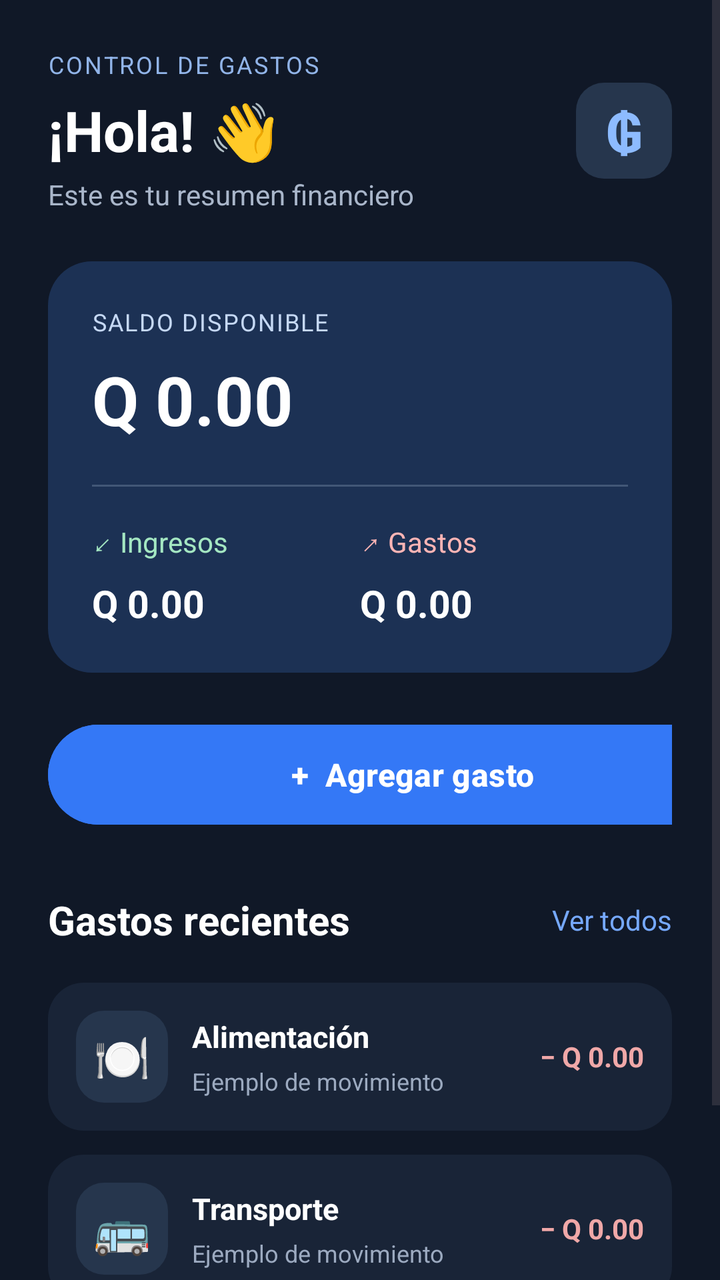
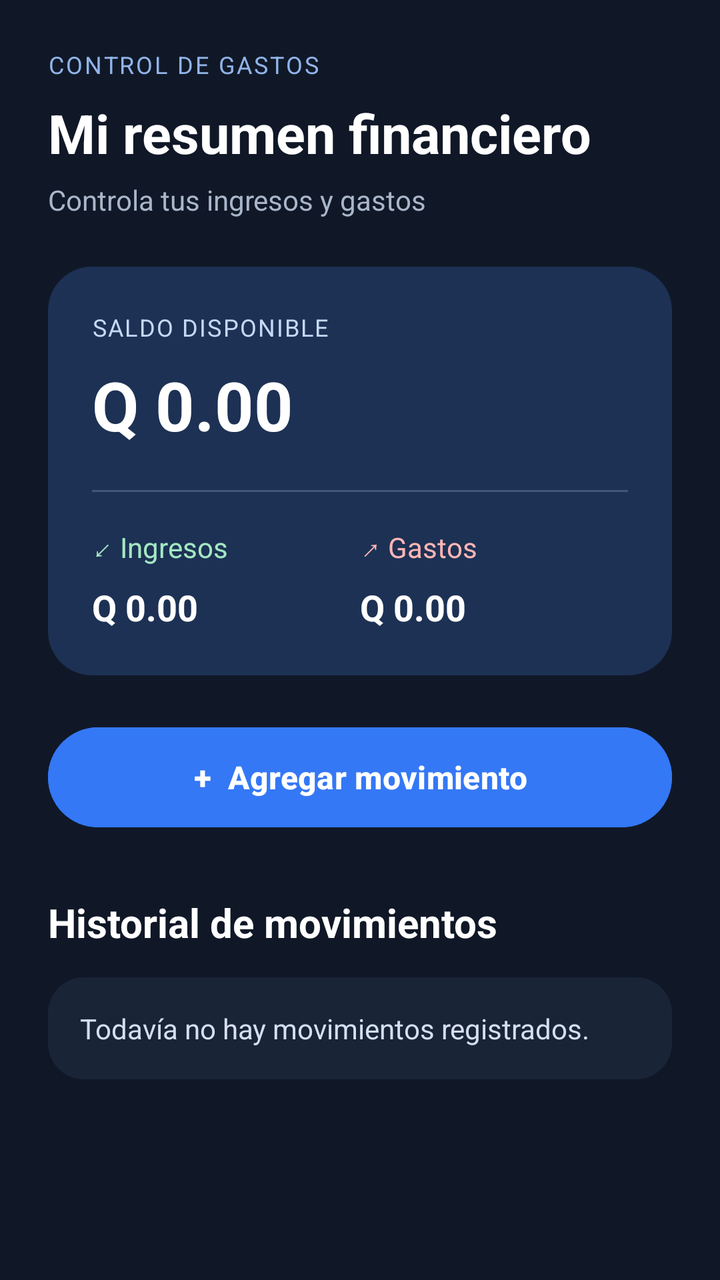

An Android layout rendered at two revisions. The XML below is the earlier revision; the diff shows what the commit changed to produce the second picture.
<!-- AndroidManifest.xml: application theme Theme.Controlgastos -->
<!-- res/layout/activity_main.xml -->
<?xml version="1.0" encoding="utf-8"?>
<ScrollView xmlns:android="http://schemas.android.com/apk/res/android"
    android:id="@+id/main"
    android:layout_width="match_parent"
    android:layout_height="match_parent"
    android:background="#101827"
    android:fillViewport="true">

    <LinearLayout
        android:layout_width="match_parent"
        android:layout_height="wrap_content"
        android:orientation="vertical"
        android:padding="24dp">

        

        <LinearLayout
            android:layout_width="match_parent"
            android:layout_height="wrap_content"
            android:orientation="horizontal"
            android:gravity="center_vertical"
            android:layout_marginBottom="24dp">

            <LinearLayout
                android:layout_width="0dp"
                android:layout_height="wrap_content"
                android:layout_weight="1"
                android:orientation="vertical">

                <TextView
                    android:layout_width="wrap_content"
                    android:layout_height="wrap_content"
                    android:text="CONTROL DE GASTOS"
                    android:textColor="#91B4E8"
                    android:textSize="12sp"
                    android:letterSpacing="0.08" />

                <TextView
                    android:layout_width="wrap_content"
                    android:layout_height="wrap_content"
                    android:layout_marginTop="6dp"
                    android:text="¡Hola! 👋"
                    android:textColor="#FFFFFF"
                    android:textSize="28sp"
                    android:textStyle="bold" />

                <TextView
                    android:layout_width="wrap_content"
                    android:layout_height="wrap_content"
                    android:layout_marginTop="4dp"
                    android:text="Este es tu resumen financiero"
                    android:textColor="#A9B6CA"
                    android:textSize="14sp" />

            </LinearLayout>

            <TextView
                android:layout_width="48dp"
                android:layout_height="48dp"
                android:gravity="center"
                android:text="₲"
                android:textColor="#8DBBFF"
                android:textSize="28sp"
                android:textStyle="bold"
                android:background="@drawable/bg_icon" />

        </LinearLayout>

        

        <LinearLayout
            android:layout_width="match_parent"
            android:layout_height="wrap_content"
            android:orientation="vertical"
            android:padding="22dp"
            android:background="@drawable/bg_balance">

            <TextView
                android:layout_width="wrap_content"
                android:layout_height="wrap_content"
                android:text="SALDO DISPONIBLE"
                android:textColor="#C5D8F4"
                android:textSize="12sp"
                android:letterSpacing="0.06" />

            <TextView
                android:id="@+id/txtSaldo"
                android:layout_width="match_parent"
                android:layout_height="wrap_content"
                android:layout_marginTop="8dp"
                android:text="Q 0.00"
                android:textColor="#FFFFFF"
                android:textSize="34sp"
                android:textStyle="bold" />

            <View
                android:layout_width="match_parent"
                android:layout_height="1dp"
                android:layout_marginTop="20dp"
                android:layout_marginBottom="18dp"
                android:background="#425777" />

            <LinearLayout
                android:layout_width="match_parent"
                android:layout_height="wrap_content"
                android:orientation="horizontal">

                

                <LinearLayout
                    android:layout_width="0dp"
                    android:layout_height="wrap_content"
                    android:layout_weight="1"
                    android:orientation="vertical">

                    <TextView
                        android:layout_width="wrap_content"
                        android:layout_height="wrap_content"
                        android:text="↙ Ingresos"
                        android:textColor="#A4E7C2"
                        android:textSize="14sp" />

                    <TextView
                        android:id="@+id/txtIngresos"
                        android:layout_width="wrap_content"
                        android:layout_height="wrap_content"
                        android:layout_marginTop="8dp"
                        android:text="Q 0.00"
                        android:textColor="#FFFFFF"
                        android:textSize="19sp"
                        android:textStyle="bold" />

                </LinearLayout>

                

                <LinearLayout
                    android:layout_width="0dp"
                    android:layout_height="wrap_content"
                    android:layout_weight="1"
                    android:orientation="vertical">

                    <TextView
                        android:layout_width="wrap_content"
                        android:layout_height="wrap_content"
                        android:text="↗ Gastos"
                        android:textColor="#FFB5B5"
                        android:textSize="14sp" />

                    <TextView
                        android:id="@+id/txtGastos"
                        android:layout_width="wrap_content"
                        android:layout_height="wrap_content"
                        android:layout_marginTop="8dp"
                        android:text="Q 0.00"
                        android:textColor="#FFFFFF"
                        android:textSize="19sp"
                        android:textStyle="bold" />

                </LinearLayout>

            </LinearLayout>

        </LinearLayout>

        

        <Button
            android:id="@+id/btnAgregarGasto"
            android:layout_width="365dp"
            android:layout_height="58dp"
            android:layout_marginTop="22dp"
            android:backgroundTint="#3478F6"
            android:text="+  Agregar gasto"
            android:textAllCaps="false"
            android:textColor="#FFFFFF"
            android:textSize="16sp"
            android:textStyle="bold" />

        

        <LinearLayout
            android:layout_width="match_parent"
            android:layout_height="wrap_content"
            android:layout_marginTop="30dp"
            android:layout_marginBottom="18dp"
            android:gravity="center_vertical"
            android:orientation="horizontal">

            <TextView
                android:layout_width="0dp"
                android:layout_height="wrap_content"
                android:layout_weight="1"
                android:text="Gastos recientes"
                android:textColor="#FFFFFF"
                android:textSize="20sp"
                android:textStyle="bold" />

            <TextView
                android:id="@+id/txtVerTodos"
                android:layout_width="wrap_content"
                android:layout_height="wrap_content"
                android:text="Ver todos"
                android:textColor="#76A9FF"
                android:textSize="14sp" />

        </LinearLayout>

        

        <LinearLayout
            android:layout_width="match_parent"
            android:layout_height="wrap_content"
            android:layout_marginBottom="12dp"
            android:padding="14dp"
            android:gravity="center_vertical"
            android:orientation="horizontal"
            android:background="@drawable/bg_card">

            <TextView
                android:layout_width="46dp"
                android:layout_height="46dp"
                android:gravity="center"
                android:text="🍽"
                android:textSize="23sp"
                android:background="@drawable/bg_icon" />

            <LinearLayout
                android:layout_width="0dp"
                android:layout_height="wrap_content"
                android:layout_weight="1"
                android:layout_marginStart="12dp"
                android:orientation="vertical">

                <TextView
                    android:layout_width="wrap_content"
                    android:layout_height="wrap_content"
                    android:text="Alimentación"
                    android:textColor="#FFFFFF"
                    android:textSize="15sp"
                    android:textStyle="bold" />

                <TextView
                    android:layout_width="wrap_content"
                    android:layout_height="wrap_content"
                    android:layout_marginTop="4dp"
                    android:text="Ejemplo de movimiento"
                    android:textColor="#9CAAC0"
                    android:textSize="12sp" />

            </LinearLayout>

            <TextView
                android:layout_width="wrap_content"
                android:layout_height="wrap_content"
                android:text="− Q 0.00"
                android:textColor="#F0A8A8"
                android:textSize="14sp"
                android:textStyle="bold" />

        </LinearLayout>

        

        <LinearLayout
            android:layout_width="match_parent"
            android:layout_height="wrap_content"
            android:layout_marginBottom="12dp"
            android:padding="14dp"
            android:gravity="center_vertical"
            android:orientation="horizontal"
            android:background="@drawable/bg_card">

            <TextView
                android:layout_width="46dp"
                android:layout_height="46dp"
                android:gravity="center"
                android:text="🚌"
                android:textSize="23sp"
                android:background="@drawable/bg_icon" />

            <LinearLayout
                android:layout_width="0dp"
                android:layout_height="wrap_content"
                android:layout_weight="1"
                android:layout_marginStart="12dp"
                android:orientation="vertical">

                <TextView
                    android:layout_width="wrap_content"
                    android:layout_height="wrap_content"
                    android:text="Transporte"
                    android:textColor="#FFFFFF"
                    android:textSize="15sp"
                    android:textStyle="bold" />

                <TextView
                    android:layout_width="wrap_content"
                    android:layout_height="wrap_content"
                    android:layout_marginTop="4dp"
                    android:text="Ejemplo de movimiento"
                    android:textColor="#9CAAC0"
                    android:textSize="12sp" />

            </LinearLayout>

            <TextView
                android:layout_width="wrap_content"
                android:layout_height="wrap_content"
                android:text="− Q 0.00"
                android:textColor="#F0A8A8"
                android:textSize="14sp"
                android:textStyle="bold" />

        </LinearLayout>

        

        <TextView
            android:id="@+id/txtResultado"
            android:layout_width="match_parent"
            android:layout_height="wrap_content"
            android:layout_marginTop="12dp"
            android:padding="12dp"
            android:text="Cargando gasto..."
            android:textColor="#A9B6CA"
            android:textSize="13sp" />

    </LinearLayout>

</ScrollView>
<!-- resources referenced by this layout -->
<resources>
  <!-- drawable bg_balance (drawable) -->
  <?xml version="1.0" encoding="utf-8"?>
  <shape xmlns:android="http://schemas.android.com/apk/res/android">
      <solid android:color="#1C3154" />
      <corners android:radius="22dp" />
  </shape>
  <!-- drawable bg_card (drawable) -->
  <?xml version="1.0" encoding="utf-8"?>
  <shape xmlns:android="http://schemas.android.com/apk/res/android">
      <solid android:color="#192437" />
      <corners android:radius="18dp" />
  </shape>
  <!-- drawable bg_icon (drawable) -->
  <?xml version="1.0" encoding="utf-8"?>
  <shape xmlns:android="http://schemas.android.com/apk/res/android">
      <solid android:color="#26364D" />
      <corners android:radius="14dp" />
  </shape>
  <style name="Theme.Controlgastos" parent="Base.Theme.Controlgastos" />
  <style name="Base.Theme.Controlgastos" parent="Theme.Material3.DayNight.NoActionBar">
          
          
      </style>
</resources>

<!-- the commit's change to res/layout/activity_main.xml (unified diff, before → after) -->
@@ -14,57 +14,31 @@
 
         
 
-        <LinearLayout
+        <TextView
+            android:layout_width="wrap_content"
+            android:layout_height="wrap_content"
+            android:text="CONTROL DE GASTOS"
+            android:textColor="#91B4E8"
+            android:textSize="12sp"
+            android:letterSpacing="0.08" />
+
+        <TextView
             android:layout_width="match_parent"
             android:layout_height="wrap_content"
-            android:orientation="horizontal"
-            android:gravity="center_vertical"
-            android:layout_marginBottom="24dp">
+            android:layout_marginTop="8dp"
+            android:text="Mi resumen financiero"
+            android:textColor="#FFFFFF"
+            android:textSize="27sp"
+            android:textStyle="bold" />
 
-            <LinearLayout
-                android:layout_width="0dp"
-                android:layout_height="wrap_content"
-                android:layout_weight="1"
-                android:orientation="vertical">
-
-                <TextView
-                    android:layout_width="wrap_content"
-                    android:layout_height="wrap_content"
-                    android:text="CONTROL DE GASTOS"
-                    android:textColor="#91B4E8"
-                    android:textSize="12sp"
-                    android:letterSpacing="0.08" />
-
-                <TextView
-                    android:layout_width="wrap_content"
-                    android:layout_height="wrap_content"
-                    android:layout_marginTop="6dp"
-                    android:text="¡Hola! 👋"
-                    android:textColor="#FFFFFF"
-                    android:textSize="28sp"
-                    android:textStyle="bold" />
-
-                <TextView
-                    android:layout_width="wrap_content"
-                    android:layout_height="wrap_content"
-                    android:layout_marginTop="4dp"
-                    android:text="Este es tu resumen financiero"
-                    android:textColor="#A9B6CA"
-                    android:textSize="14sp" />
-
-            </LinearLayout>
-
-            <TextView
-                android:layout_width="48dp"
-                android:layout_height="48dp"
-                android:gravity="center"
-                android:text="₲"
-                android:textColor="#8DBBFF"
-                android:textSize="28sp"
-                android:textStyle="bold"
-                android:background="@drawable/bg_icon" />
-
-        </LinearLayout>
+        <TextView
+            android:layout_width="match_parent"
+            android:layout_height="wrap_content"
+            android:layout_marginTop="6dp"
+            android:layout_marginBottom="24dp"
+            android:text="Controla tus ingresos y gastos"
+            android:textColor="#A9B6CA"
+            android:textSize="14sp" />
 
         
 
@@ -105,8 +79,6 @@
                 android:layout_height="wrap_content"
                 android:orientation="horizontal">
 
-                
-
                 <LinearLayout
                     android:layout_width="0dp"
                     android:layout_height="wrap_content"
@@ -127,12 +99,10 @@
                         android:layout_marginTop="8dp"
                         android:text="Q 0.00"
                         android:textColor="#FFFFFF"
-                        android:textSize="19sp"
+                        android:textSize="18sp"
                         android:textStyle="bold" />
 
                 </LinearLayout>
-
-                
 
                 <LinearLayout
                     android:layout_width="0dp"
@@ -154,24 +124,23 @@
                         android:layout_marginTop="8dp"
                         android:text="Q 0.00"
                         android:textColor="#FFFFFF"
-                        android:textSize="19sp"
+                        android:textSize="18sp"
                         android:textStyle="bold" />
 
                 </LinearLayout>
 
             </LinearLayout>
-
         </LinearLayout>
 
         
 
         <Button
             android:id="@+id/btnAgregarGasto"
-            android:layout_width="365dp"
+            android:layout_width="match_parent"
             android:layout_height="58dp"
             android:layout_marginTop="22dp"
             android:backgroundTint="#3478F6"
-            android:text="+  Agregar gasto"
+            android:text="+  Agregar movimiento"
             android:textAllCaps="false"
             android:textColor="#FFFFFF"
             android:textSize="16sp"
@@ -179,152 +148,33 @@
 
         
 
-        <LinearLayout
+        <TextView
             android:layout_width="match_parent"
             android:layout_height="wrap_content"
             android:layout_marginTop="30dp"
-            android:layout_marginBottom="18dp"
-            android:gravity="center_vertical"
-            android:orientation="horizontal">
-
-            <TextView
-                android:layout_width="0dp"
-                android:layout_height="wrap_content"
-                android:layout_weight="1"
-                android:text="Gastos recientes"
-                android:textColor="#FFFFFF"
-                android:textSize="20sp"
-                android:textStyle="bold" />
-
-            <TextView
-                android:id="@+id/txtVerTodos"
-                android:layout_width="wrap_content"
-                android:layout_height="wrap_content"
-                android:text="Ver todos"
-                android:textColor="#76A9FF"
-                android:textSize="14sp" />
-
-        </LinearLayout>
-
-        
+            android:layout_marginBottom="14dp"
+            android:text="Historial de movimientos"
+            android:textColor="#FFFFFF"
+            android:textSize="20sp"
+            android:textStyle="bold" />
 
         <LinearLayout
             android:layout_width="match_parent"
             android:layout_height="wrap_content"
-            android:layout_marginBottom="12dp"
-            android:padding="14dp"
-            android:gravity="center_vertical"
-            android:orientation="horizontal"
+            android:orientation="vertical"
+            android:padding="16dp"
             android:background="@drawable/bg_card">
 
             <TextView
-                android:layout_width="46dp"
-                android:layout_height="46dp"
-                android:gravity="center"
-                android:text="🍽"
-                android:textSize="23sp"
-                android:background="@drawable/bg_icon" />
-
-            <LinearLayout
-                android:layout_width="0dp"
+                android:id="@+id/txtResultado"
+                android:layout_width="match_parent"
                 android:layout_height="wrap_content"
-                android:layout_weight="1"
-                android:layout_marginStart="12dp"
-                android:orientation="vertical">
-
-                <TextView
-                    android:layout_width="wrap_content"
-                    android:layout_height="wrap_content"
-                    android:text="Alimentación"
-                    android:textColor="#FFFFFF"
-                    android:textSize="15sp"
-                    android:textStyle="bold" />
-
-                <TextView
-                    android:layout_width="wrap_content"
-                    android:layout_height="wrap_content"
-                    android:layout_marginTop="4dp"
-                    android:text="Ejemplo de movimiento"
-                    android:textColor="#9CAAC0"
-                    android:textSize="12sp" />
-
-            </LinearLayout>
-
-            <TextView
-                android:layout_width="wrap_content"
-                android:layout_height="wrap_content"
-                android:text="− Q 0.00"
-                android:textColor="#F0A8A8"
+                android:text="Todavía no hay movimientos registrados."
+                android:textColor="#D5DFEF"
                 android:textSize="14sp"
-                android:textStyle="bold" />
+                android:lineSpacingExtra="5dp" />
 
         </LinearLayout>
-
-        
-
-        <LinearLayout
-            android:layout_width="match_parent"
-            android:layout_height="wrap_content"
-            android:layout_marginBottom="12dp"
-            android:padding="14dp"
-            android:gravity="center_vertical"
-            android:orientation="horizontal"
-            android:background="@drawable/bg_card">
-
-            <TextView
-                android:layout_width="46dp"
-                android:layout_height="46dp"
-                android:gravity="center"
-                android:text="🚌"
-                android:textSize="23sp"
-                android:background="@drawable/bg_icon" />
-
-            <LinearLayout
-                android:layout_width="0dp"
-                android:layout_height="wrap_content"
-                android:layout_weight="1"
-                android:layout_marginStart="12dp"
-                android:orientation="vertical">
-
-                <TextView
-                    android:layout_width="wrap_content"
-                    android:layout_height="wrap_content"
-                    android:text="Transporte"
-                    android:textColor="#FFFFFF"
-                    android:textSize="15sp"
-                    android:textStyle="bold" />
-
-                <TextView
-                    android:layout_width="wrap_content"
-                    android:layout_height="wrap_content"
-                    android:layout_marginTop="4dp"
-                    android:text="Ejemplo de movimiento"
-                    android:textColor="#9CAAC0"
-                    android:textSize="12sp" />
-
-            </LinearLayout>
-
-            <TextView
-                android:layout_width="wrap_content"
-                android:layout_height="wrap_content"
-                android:text="− Q 0.00"
-                android:textColor="#F0A8A8"
-                android:textSize="14sp"
-                android:textStyle="bold" />
-
-        </LinearLayout>
-
-        
-
-        <TextView
-            android:id="@+id/txtResultado"
-            android:layout_width="match_parent"
-            android:layout_height="wrap_content"
-            android:layout_marginTop="12dp"
-            android:padding="12dp"
-            android:text="Cargando gasto..."
-            android:textColor="#A9B6CA"
-            android:textSize="13sp" />
 
     </LinearLayout>
 
<!-- resource entries referenced after the edit -->
@@ -12,12 +12,6 @@
       <solid android:color="#192437" />
       <corners android:radius="18dp" />
   </shape>
-  <!-- drawable bg_icon (drawable) -->
-  <?xml version="1.0" encoding="utf-8"?>
-  <shape xmlns:android="http://schemas.android.com/apk/res/android">
-      <solid android:color="#26364D" />
-      <corners android:radius="14dp" />
-  </shape>
   <style name="Theme.Controlgastos" parent="Base.Theme.Controlgastos" />
   <style name="Base.Theme.Controlgastos" parent="Theme.Material3.DayNight.NoActionBar">
           
